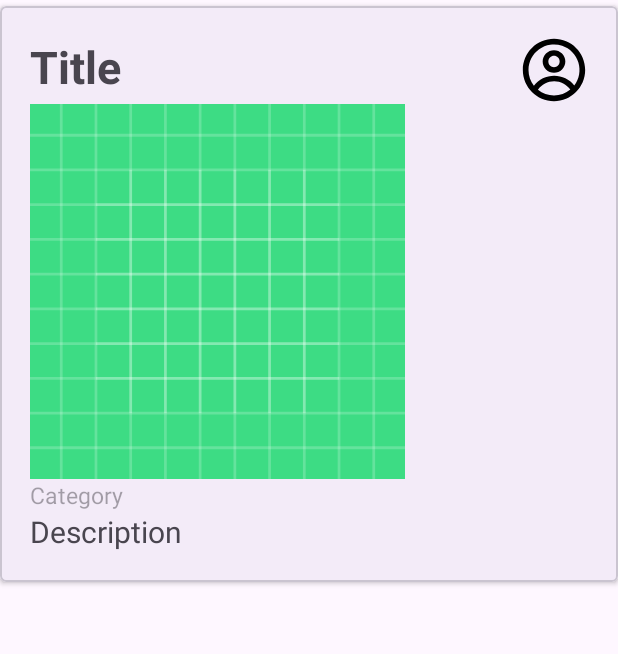
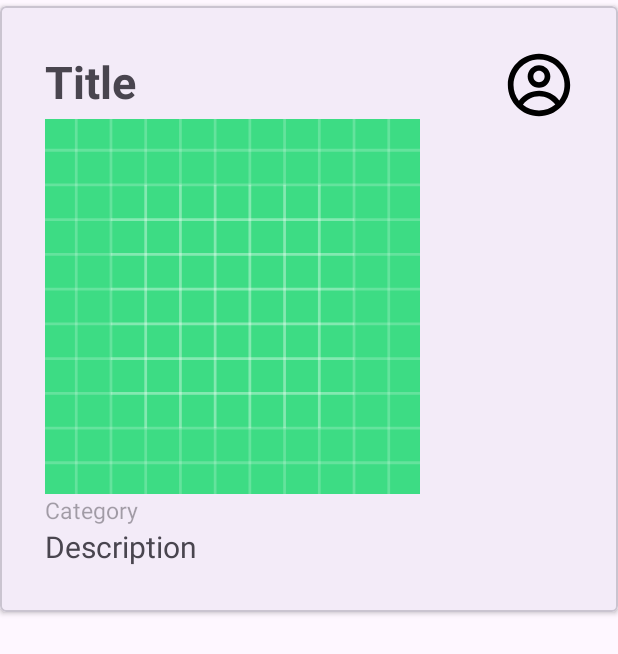
Before and after one commit to Jieyieteoh03/NewsApp, an Android app: the layout layout_news_card_item.xml on its own in the app's theme, with its tools: preview values and no code run, on a phone screen of 412 x 824 dp. Shown: the top 654 px of the screen. Run offline under Robolectric (Android 15) with nearby library versions, the phone set to English and light mode, and no system bars.

Commit message:
update editNews

```diff
--- a/app/src/main/res/layout/layout_news_card_item.xml
+++ b/app/src/main/res/layout/layout_news_card_item.xml
@@ -13,7 +13,7 @@
             android:layout_width="match_parent"
             android:layout_height="wrap_content"
             android:orientation="vertical"
-            android:padding="20dp">
+            android:padding="30dp">
 
             <LinearLayout
                 android:layout_width="match_parent"
```
